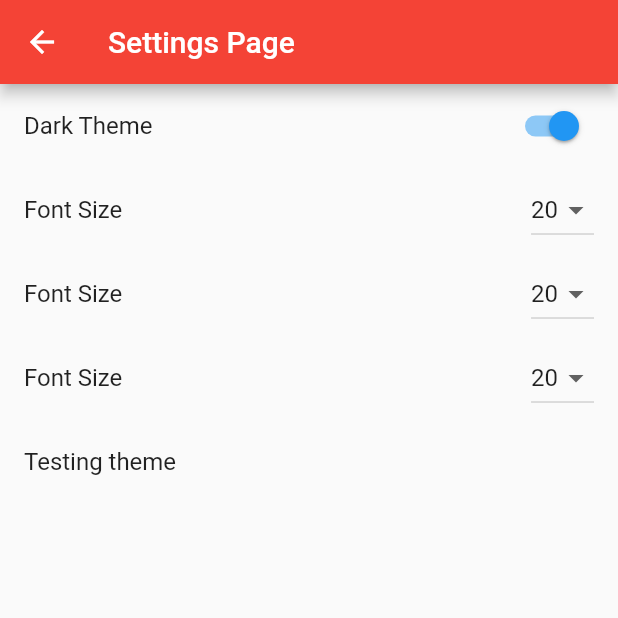
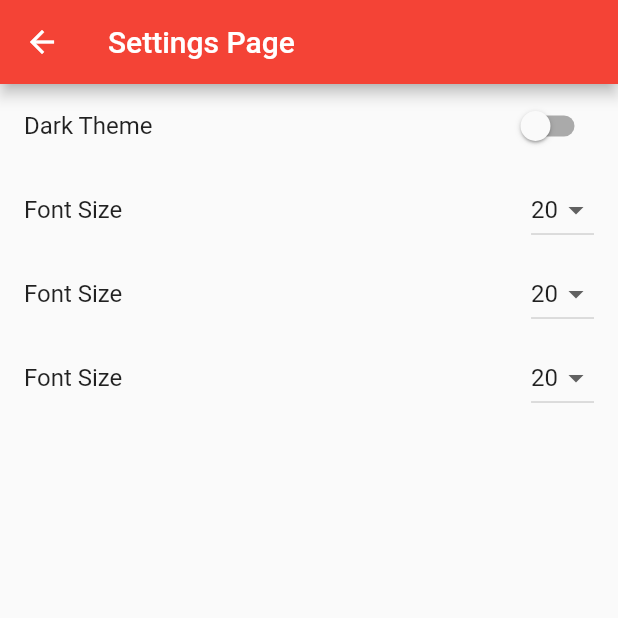
Before and after one commit to Fayiz-A/covibot, a Flutter app: the screen it shows after launch, after a tap on the "settings" icon, on a phone screen of 412 x 824 dp, the top half of it. Run offline on Flutter 3.47's test engine with Material 2 defaults, Android fonts, the light colour scheme and no system bars; our stand-ins replace easy_localization, flutter_bloc, flutter_spinkit; missing offline and left inert: flutter_dialogflow.

Commit message:
adde dark theme

```diff
--- a/lib/screens/settings_page.dart
+++ b/lib/screens/settings_page.dart
@@ -7,23 +7,49 @@ import 'package:flutter_bloc/flutter_bloc.dart';
 class SettingsPage extends StatelessWidget {
   @override
   Widget build(BuildContext context) {
+
+    SettingsBloc settingsBloc = BlocProvider.of<SettingsBloc>(context);
+
     return Scaffold(
       appBar: AppBar(
         title: Text('SettingsPageTitle'.tr()),
       ),
       body: Column(
         children: [
-          SwitchListTile.adaptive(
-              title: Text('DarkTheme'.tr()),
-              value: true,
-              onChanged: (bool value) {}
-          ),
+          SettingsSwitch(name: 'DarkTheme'.tr(), onChanged: (bool value) => settingsBloc.add(ToggleThemeEvent())),
           SettingsDropdown(name: 'Language'.tr()),
           SettingsDropdown(name: 'FontSize'.tr()),
           SettingsDropdown(name: 'FontFamily'.tr()),
-          ListTile(title: Text('Testing theme'), onTap: () => BlocProvider.of<SettingsBloc>(context)..add(ToggleThemeEvent()),),
         ],
       ),
+    );
+  }
+}
+
+class SettingsSwitch extends StatefulWidget {
+
+  final String name;
+  final Function(bool value) onChanged ;
+
+  const SettingsSwitch({@required this.name, @required this.onChanged});
+
+  @override
+  _SettingsSwitchState createState() => _SettingsSwitchState();
+}
+
+class _SettingsSwitchState extends State<SettingsSwitch> {
+  bool _value = false;
+
+  @override
+  Widget build(BuildContext context) {
+    return SwitchListTile.adaptive(
+        title: Text(widget.name),
+        value: _value,
+        onChanged: (bool value) {
+          widget.onChanged(value);
+
+          setState(() => _value = value == true);
+        }
     );
   }
 }
```
